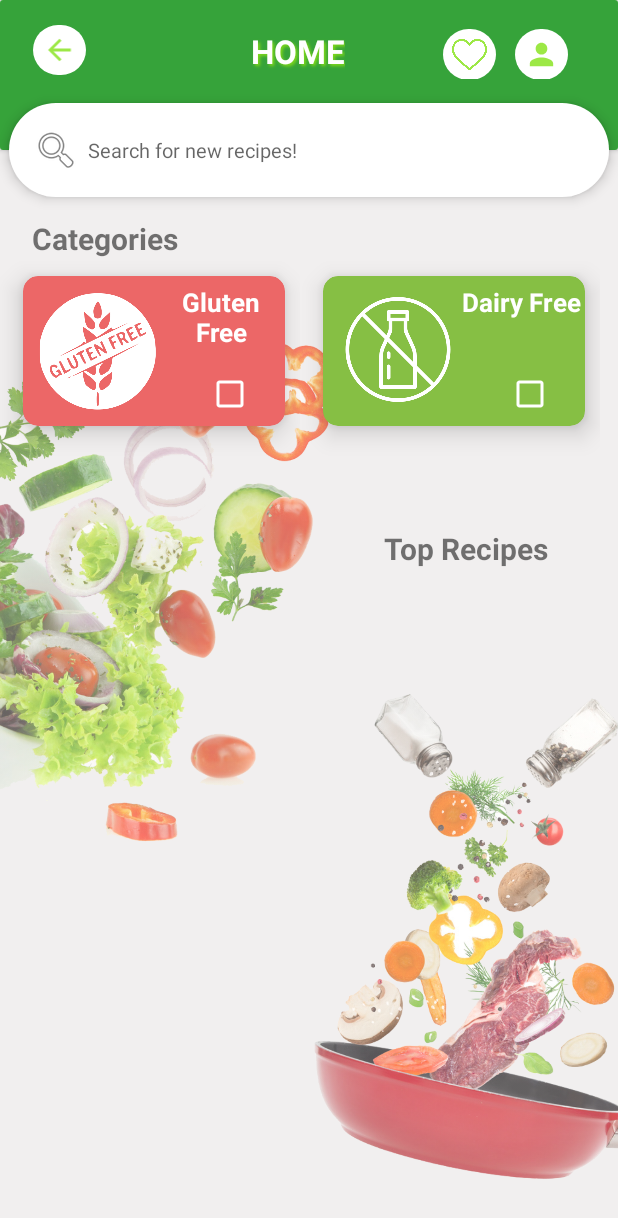
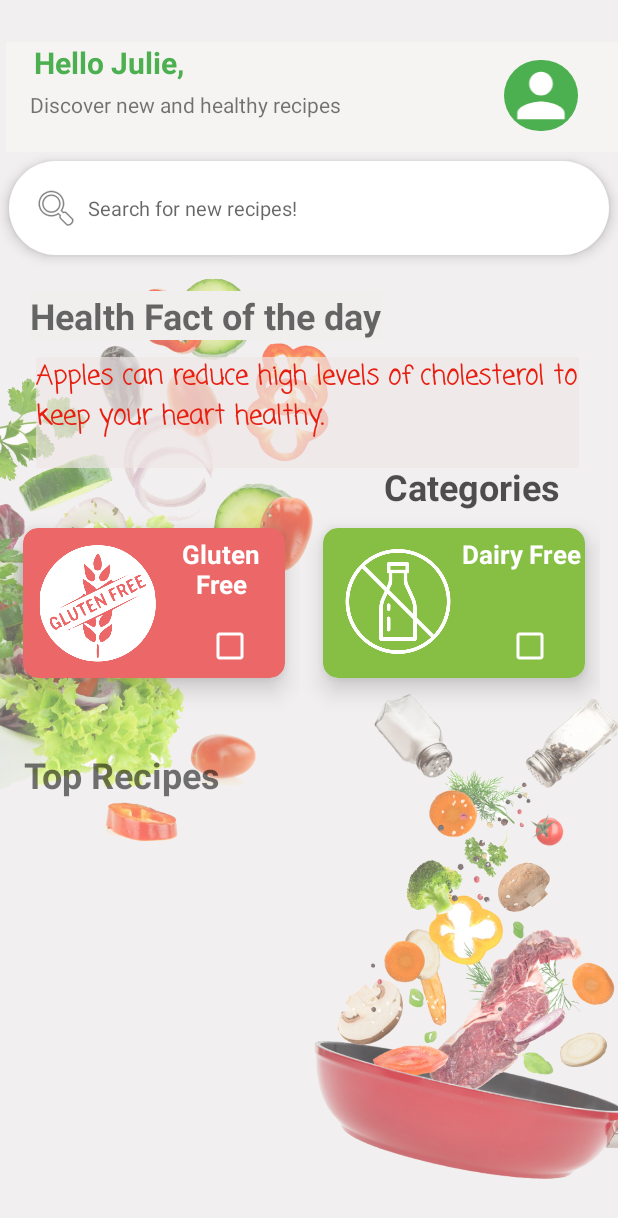
Before and after one commit to julie17-d/Eat_Up, an Android app: the MainActivity screen opened directly, with no data from a screen before it, on a phone screen of 412 x 824 dp. Shown: the top 1218 px of the screen. Run offline under Robolectric (Android 15) with nearby library versions, the phone set to English and light mode, and no system bars; our stand-ins replace sdp/ssp sizes; Roboto replaces fonts that are not available here.

Commit message:
top recipe start

```diff
--- a/app/src/main/java/com/example/myapplication/activities/CategoryAdapter.kt
+++ b/app/src/main/java/com/example/myapplication/activities/CategoryAdapter.kt
@@ -29,7 +29,7 @@ class CategoryAdapter(private val data: List<CategoryModel>) : RecyclerView.Adap
     }
 
     override fun onBindViewHolder(holder: ViewHolder, position: Int) {
-        val colors = intArrayOf(Color.parseColor("#EC6767"),Color.parseColor("#86BF44"),Color.parseColor("#F6E448"),Color.parseColor("#40B344"),Color.parseColor("#EF8809"),Color.parseColor("#36A33A"))
+        val colors = intArrayOf(Color.parseColor("#EC6767"),Color.parseColor("#86BF44"),Color.parseColor("#F6E448"),Color.parseColor("#40B344"),Color.parseColor("#EF8809"),Color.parseColor("#2A6D2D"))
 
         holder.name.text = data[position].name
         Log.e("data",data[0].name)
--- a/app/src/main/java/com/example/myapplication/activities/MainActivity.kt
+++ b/app/src/main/java/com/example/myapplication/activities/MainActivity.kt
@@ -28,6 +28,8 @@ class MainActivity : AppCompatActivity() {
 
         recyclerView.layoutManager = LinearLayoutManager(this, LinearLayoutManager.HORIZONTAL, false)
         recyclerView.adapter = CategoryAdapter(categoryArray)
+
+
 
         val searchBarText = findViewById<TextInputEditText>(R.id.textSearchB)
 
--- a/app/src/main/res/layout/activity_main.xml
+++ b/app/src/main/res/layout/activity_main.xml
@@ -7,9 +7,6 @@
     android:background="#F1EFEF"
     tools:context=".activities.MainActivity">
 
-    <include
-        android:id="@+id/toolbar"
-        layout="@layout/custom_toolbar" />
 
     <ImageView
         android:id="@+id/imageView5"
@@ -27,22 +24,10 @@
         android:id="@+id/textView3"
         android:layout_width="wrap_content"
         android:layout_height="wrap_content"
-        android:layout_marginStart="256dp"
-        android:layout_marginTop="352dp"
+        android:layout_marginStart="16dp"
+        android:layout_marginTop="500dp"
         android:text="@string/top_recipesz"
-        android:textSize="20sp"
-        android:textStyle="bold"
-        app:layout_constraintStart_toStartOf="parent"
-        app:layout_constraintTop_toTopOf="parent" />
-
-    <TextView
-        android:id="@+id/textView11"
-        android:layout_width="wrap_content"
-        android:layout_height="wrap_content"
-        android:layout_marginStart="32dp"
-        android:layout_marginTop="400dp"
-        android:text="@string/top_recipes"
-        android:textSize="20sp"
+        android:textSize="24sp"
         android:textStyle="bold"
         app:layout_constraintStart_toStartOf="parent"
         app:layout_constraintTop_toTopOf="parent" />
@@ -65,48 +50,40 @@
         android:layout_width="match_parent"
         android:layout_height="wrap_content"
         android:layout_margin="6dp"
+        android:layout_marginStart="6dp"
+        android:layout_marginBottom="6dp"
+        android:background="@null"
         android:elevation="5dp"
-        android:background="@null"
+        android:imeOptions="actionSearch"
         app:boxBackgroundColor="@android:color/transparent"
         app:boxStrokeColor="@android:color/transparent"
-        android:imeOptions="actionSearch"
-        app:layout_constraintBottom_toBottomOf="@id/toolbar"
-        app:layout_constraintTop_toBottomOf="@id/toolbar">
+        app:layout_constraintBottom_toTopOf="@+id/imageView5"
+        app:layout_constraintStart_toStartOf="parent"
+        app:layout_constraintTop_toTopOf="parent">
 
     </com.google.android.material.textfield.TextInputLayout>
 
 
     <TextView
-        android:id="@+id/textView9"
-        android:layout_width="wrap_content"
-        android:layout_height="wrap_content"
-        android:layout_marginStart="172dp"
-        android:layout_marginTop="232dp"
-        android:text="@string/categories"
-        android:textSize="20sp"
-        android:textStyle="bold"
-        app:layout_constraintStart_toStartOf="parent"
-        app:layout_constraintTop_toTopOf="parent" />
-
-    <TextView
         android:id="@+id/textView"
         android:layout_width="wrap_content"
         android:layout_height="wrap_content"
-        android:layout_marginStart="21dp"
-        android:layout_marginTop="145dp"
+        android:layout_marginStart="256dp"
+        android:layout_marginTop="308dp"
         android:text="@string/categoriesz"
 
-        android:textSize="20sp"
+        android:textColor="#C31C1B1B"
+        android:textSize="24sp"
         android:textStyle="bold"
         app:layout_constraintStart_toStartOf="parent"
         app:layout_constraintTop_toTopOf="parent" />
 
     <androidx.recyclerview.widget.RecyclerView
         android:id="@+id/recycler_view_category"
+        android:layout_width="406dp"
+        android:layout_height="204dp"
+        android:layout_marginTop="1dp"
         android:orientation="horizontal"
-        android:layout_width="400dp"
-        android:layout_height="365dp"
-        android:layout_marginTop="1dp"
         app:layout_constraintStart_toStartOf="parent"
         app:layout_constraintTop_toBottomOf="@+id/textView" />
 
@@ -115,6 +92,8 @@
         android:layout_width="match_parent"
         android:layout_height="wrap_content"
         android:layout_margin="6dp"
+        android:layout_marginStart="88dp"
+        android:layout_marginTop="28dp"
         android:background="@drawable/bg_white"
         android:drawableStart="@android:drawable/ic_menu_search"
         android:drawablePadding="5dp"
@@ -127,9 +106,84 @@
         android:textSize="13sp"
         app:boxBackgroundColor="@android:color/transparent"
         app:boxStrokeColor="@android:color/transparent"
-        app:layout_constraintBottom_toBottomOf="@id/toolbar"
-        app:layout_constraintTop_toBottomOf="@id/toolbar"
-        app:layout_constraintVertical_bias="0.0"
-        tools:layout_editor_absoluteX="16dp" />
+        app:layout_constraintStart_toEndOf="@+id/imageView5"
+        app:layout_constraintTop_toBottomOf="@+id/hellojulie" />
+
+    <TextView
+        android:id="@+id/hellojulie"
+        android:layout_width="408dp"
+        android:layout_height="73dp"
+        android:layout_marginStart="4dp"
+        android:layout_marginTop="28dp"
+        android:background="#E6FBFBFB"
+        android:backgroundTint="#F5F6F3"
+        android:text="    Hello Julie,"
+        android:textColor="#4CAF50"
+        android:textSize="20sp"
+        android:textStyle="bold"
+        app:layout_constraintStart_toStartOf="parent"
+        app:layout_constraintTop_toTopOf="parent" />
+
+    <TextView
+        android:id="@+id/textView8"
+        android:layout_width="wrap_content"
+        android:layout_height="wrap_content"
+        android:layout_marginStart="20dp"
+        android:layout_marginTop="60dp"
+        android:text="@string/discover_new_and_healthy_recipes"
+        app:layout_constraintStart_toStartOf="parent"
+        app:layout_constraintTop_toTopOf="parent" />
+
+    <ImageView
+        android:id="@+id/imageView2"
+        android:layout_width="49dp"
+        android:layout_height="47dp"
+        android:layout_marginStart="336dp"
+        android:layout_marginTop="40dp"
+        android:background="@drawable/bg_green"
+        android:contentDescription="@string/profilez"
+        app:layout_constraintStart_toStartOf="parent"
+        app:layout_constraintTop_toTopOf="parent"
+        app:srcCompat="@drawable/profile"
+        app:tint="@color/white" />
+
+    <TextView
+        android:id="@+id/textView9"
+        android:layout_width="362dp"
+        android:layout_height="74dp"
+        android:layout_marginStart="24dp"
+        android:layout_marginTop="11dp"
+        android:background="#C8EDE3E3"
+        android:backgroundTint="#DDEFE6E6"
+        android:fontFamily="casual"
+        android:text="@string/apples_can_reduce_high_levels_of_cholesterol_to_keep_your_heart_healthy"
+        android:textColor="#E81F10"
+        android:textSize="17sp"
+        android:textStyle="bold"
+        app:layout_constraintStart_toStartOf="parent"
+        app:layout_constraintTop_toBottomOf="@+id/textView10" />
+
+    <TextView
+        android:id="@+id/textView10"
+        android:layout_width="wrap_content"
+        android:layout_height="wrap_content"
+        android:layout_marginStart="20dp"
+        android:layout_marginTop="24dp"
+        android:background="#F1EEEE"
+        android:text="@string/health_fact_of_the_day"
+        android:textColor="#95020202"
+        android:textSize="24sp"
+        android:textStyle="bold"
+        app:layout_constraintStart_toStartOf="parent"
+        app:layout_constraintTop_toBottomOf="@+id/textSearchB" />
+
+    <androidx.recyclerview.widget.RecyclerView
+        android:id="@+id/recycler_view_top"
+        android:layout_width="374dp"
+        android:layout_height="178dp"
+        android:layout_marginTop="5dp"
+        app:layout_constraintStart_toStartOf="parent"
+        app:layout_constraintTop_toBottomOf="@+id/textView3" />
+
 
 </androidx.constraintlayout.widget.ConstraintLayout>
--- a/app/src/main/res/layout/item_category.xml
+++ b/app/src/main/res/layout/item_category.xml
@@ -14,7 +14,7 @@
         android:layout_marginTop="@dimen/_10sdp"
         android:layout_marginEnd="@dimen/_10sdp"
         android:layout_marginBottom="@dimen/_10sdp"
-        app:cardBackgroundColor="#2196F3"
+        app:cardBackgroundColor="#2A6D2D"
         app:cardCornerRadius="@dimen/_10sdp"
         app:cardElevation="@dimen/_10sdp">
 
--- a/app/src/main/res/values/colors.xml
+++ b/app/src/main/res/values/colors.xml
@@ -4,14 +4,14 @@
     <color name="purple_500">#D63629</color>
     <color name="purple_700">#C30E01</color>
     <color name="teal_200">#FF03DAC5</color>
-    <color name="teal_700">#9CE845</color>
+    <color name="teal_700">#4CAF50</color>
     <color name="black">#FF000000</color>
     <color name="white">#FFFFFFFF</color>
     <color name="color1">#EF8809</color>
     <color name="color2">#25DC77</color>
     <color name="color3">#3ABA2C</color>
     <color name="color4">#7DC63C</color>
-    <color name="color5">#36A33A</color>
+    <color name="color5">#2A6D2D</color>
 
 
 
--- a/app/src/main/res/values/strings.xml
+++ b/app/src/main/res/values/strings.xml
@@ -50,4 +50,10 @@
     <string name="categoriesz">Categories</string>
     <string name="peanutfree">PeanutFree</string>
     <string name="peanut">peanut</string>
+    <string name="discover_new_and_healthy_recipes">Discover new and healthy recipes</string>
+    <string name="hello_julie">Hello Julie,</string>
+    <string name="profilez">profile</string>
+    <string name="apples_can_reduce_high_levels_of_cholesterol_to_keep_your_heart_healthy">Apples can reduce high levels of cholesterol to keep your heart healthy.</string>
+    <string name="health_fact_of_the_day">Health Fact of the day</string>
+    <string name="_5_0">5.0</string>
 </resources>
```
Also changed, not shown: app/src/main/AndroidManifest.xml (+7 -2 lines), app/src/main/java/com/example/myapplication/activities/CategoryRecipe.kt (added, +12 -0 lines), app/src/main/res/layout/activity_category_recipe.xml (added, +9 -0 lines), app/src/main/res/layout/top_recipe.xml (added, +112 -0 lines).
